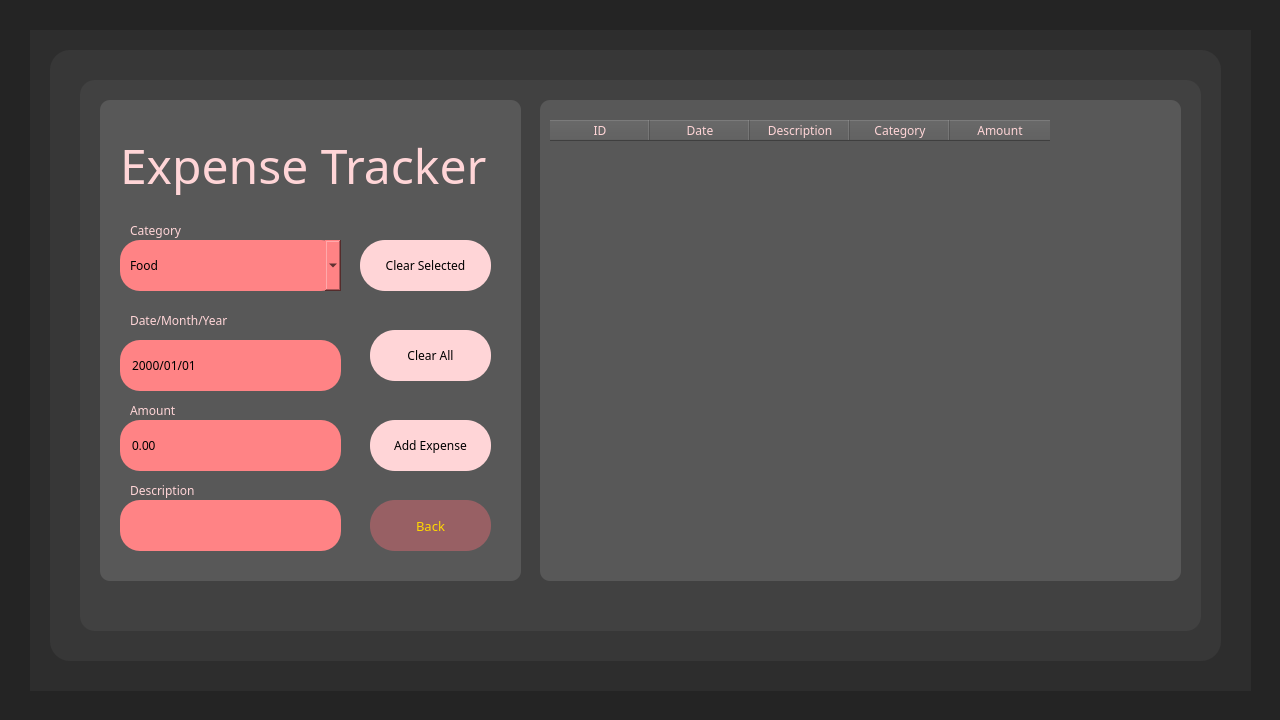
hclperera/Personal_Organizer, file ui/expense.ui: the form before one commit.
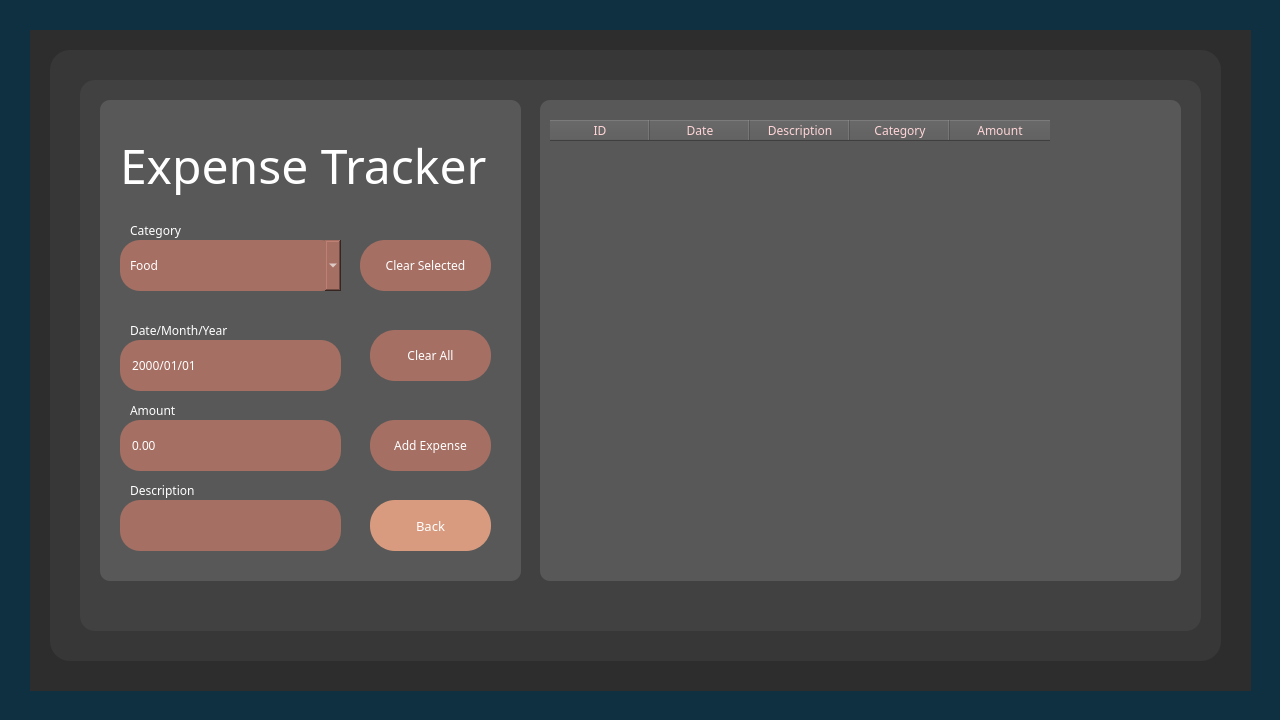
The form after the commit.

```diff
--- a/ui/expense.ui
+++ b/ui/expense.ui
@@ -29,7 +29,7 @@
    </property>
    <property name="styleSheet">
     <string notr="true">QWidget{
-	background-color: rgb(36, 36, 36);
+	background-color: rgb(15, 48, 64);
 }</string>
    </property>
    <widget class="QWidget" name="Fback1" native="true">
@@ -109,11 +109,11 @@
         </property>
         <property name="styleSheet">
          <string notr="true">QLineEdit{
-	background-color:rgb(255, 131, 133);
+	background-color:rgb(165, 111, 99);
 	border-radius:20px;
 	padding-left:10px;
 	padding-right:10px;
-	color:black;
+	color: white;
 }</string>
         </property>
         <property name="text">
@@ -139,11 +139,11 @@
         </property>
         <property name="styleSheet">
          <string notr="true">QComboBox{
-	background-color:rgb(255, 131, 133);
+	background-color:rgb(165, 111, 99);
 	border-radius:20px;
 	padding-left:10px;
 	padding-right:10px;
-	color: black;
+	color: white;
 }</string>
         </property>
         <item>
@@ -193,11 +193,10 @@
         </property>
         <property name="styleSheet">
          <string notr="true">QPushButton{
-	background-color:rgb(255, 213, 215);
+	background-color:rgb(165, 111, 99);
 	border-radius:25px;
 	border-color: rgb(53, 69, 93);
-	
-	color: rgb(0, 0, 0);
+	color: white;
 }</string>
         </property>
         <property name="text">
@@ -208,7 +207,7 @@
         <property name="geometry">
          <rect>
           <x>30</x>
-          <y>210</y>
+          <y>220</y>
           <width>161</width>
           <height>20</height>
          </rect>
@@ -220,7 +219,7 @@
         </property>
         <property name="styleSheet">
          <string notr="true">QLabel{
-	color:rgb(255, 213, 215);
+	color:white;
 }</string>
         </property>
         <property name="text">
@@ -243,7 +242,7 @@
         </property>
         <property name="styleSheet">
          <string notr="true">QLabel{
-	color:rgb(255, 213, 215);
+	color:white;
 }</string>
         </property>
         <property name="text">
@@ -266,7 +265,7 @@
         </property>
         <property name="styleSheet">
          <string notr="true">QLabel{
-	color:rgb(255, 213, 215);
+	color:white;
 }</string>
         </property>
         <property name="text">
@@ -289,7 +288,7 @@
         </property>
         <property name="styleSheet">
          <string notr="true">QLabel{
-	color:rgb(255, 213, 215);
+	color:white;
 }</string>
         </property>
         <property name="text">
@@ -312,11 +311,10 @@
         </property>
         <property name="styleSheet">
          <string notr="true">QPushButton{
-	background-color:rgb(255, 213, 215);
+	background-color:rgb(165, 111, 99);
 	border-radius:25px;
 	border-color: rgb(53, 69, 93);
-	
-	color: rgb(0, 0, 0);
+	color: white;
 }</string>
         </property>
         <property name="text">
@@ -339,11 +337,10 @@
         </property>
         <property name="styleSheet">
          <string notr="true">QPushButton{
-	background-color:rgb(255, 213, 215);
+	background-color:rgb(165, 111, 99);
 	border-radius:25px;
 	border-color: rgb(53, 69, 93);
-	
-	color: rgb(0, 0, 0);
+	color: white;
 }</string>
         </property>
         <property name="text">
@@ -367,7 +364,7 @@
         </property>
         <property name="styleSheet">
          <string notr="true">QLabel{
-	color:rgb(255, 213, 215);
+	color:white;
 }</string>
         </property>
         <property name="text">
@@ -391,11 +388,9 @@
         </property>
         <property name="styleSheet">
          <string notr="true">QPushButton{
-	background-color:rgb(152, 96, 100);
+	background-color:rgb(217, 155, 127);
 	border-radius:25px;
-	border-color: rgb(53, 69, 93);
-	
-	color: gold;
+	color: white;
 }</string>
         </property>
         <property name="text">
@@ -413,11 +408,11 @@
         </property>
         <property name="styleSheet">
          <string notr="true">QDoubleSpinBox{
-	background-color:rgb(255, 131, 133);
+	background-color:rgb(165, 111, 99);
 	border-radius:20px;
 	padding-left:10px;
 	padding-right:10px;
-	color:black;
+	color: white;
 }</string>
         </property>
         <property name="buttonSymbols">
@@ -443,11 +438,11 @@
         </property>
         <property name="styleSheet">
          <string notr="true">QDateEdit{
-	background-color:rgb(255, 131, 133);
+	background-color:rgb(165, 111, 99);
 	border-radius:20px;
 	padding-left:10px;
 	padding-right:10px;
-	color:black;
+	color: white;
 }</string>
         </property>
         <property name="readOnly">
```
Left out of the diff: 2 changed lines with no effect on the pictures.
